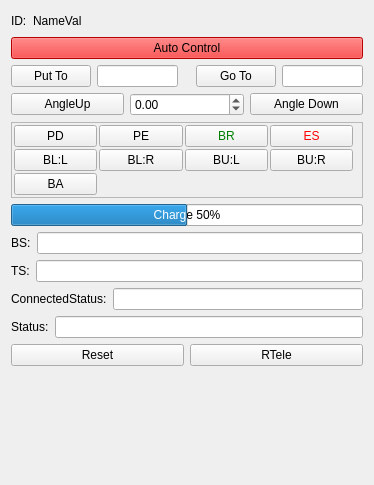
Old version of the form Lib/Net/Agent_Widget.ui in the repository break11/AutoStorage.
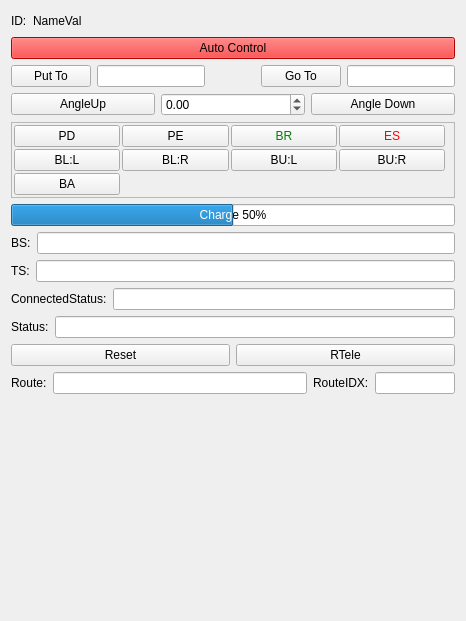
New version of the form.

Patch:
```diff
--- a/Lib/Net/Agent_Widget.ui
+++ b/Lib/Net/Agent_Widget.ui
@@ -6,8 +6,8 @@
    <rect>
     <x>0</x>
     <y>0</y>
-    <width>374</width>
-    <height>485</height>
+    <width>466</width>
+    <height>621</height>
    </rect>
   </property>
   <property name="windowTitle">
@@ -420,6 +420,9 @@
        <property name="readOnly">
         <bool>false</bool>
        </property>
+       <property name="clearButtonEnabled">
+        <bool>false</bool>
+       </property>
        <property name="propRef" stdset="0">
         <string>status</string>
        </property>
@@ -454,6 +457,56 @@
      </item>
     </layout>
    </item>
+   <item>
+    <layout class="QHBoxLayout" name="horizontalLayout_7">
+     <item>
+      <widget class="QLabel" name="lbRoute">
+       <property name="text">
+        <string>Route:</string>
+       </property>
+      </widget>
+     </item>
+     <item>
+      <widget class="QLineEdit" name="edRoute">
+       <property name="readOnly">
+        <bool>false</bool>
+       </property>
+       <property name="clearButtonEnabled">
+        <bool>false</bool>
+       </property>
+       <property name="propRef" stdset="0">
+        <string>route</string>
+       </property>
+      </widget>
+     </item>
+     <item>
+      <widget class="QLabel" name="lbRouteIDX">
+       <property name="text">
+        <string>RouteIDX:</string>
+       </property>
+      </widget>
+     </item>
+     <item>
+      <widget class="QLineEdit" name="edRouteIDX">
+       <property name="maximumSize">
+        <size>
+         <width>80</width>
+         <height>16777215</height>
+        </size>
+       </property>
+       <property name="readOnly">
+        <bool>false</bool>
+       </property>
+       <property name="clearButtonEnabled">
+        <bool>false</bool>
+       </property>
+       <property name="propRef" stdset="0">
+        <string>route_idx</string>
+       </property>
+      </widget>
+     </item>
+    </layout>
+   </item>
    <item>
     <spacer name="verticalSpacer">
      <property name="orientation">
```
